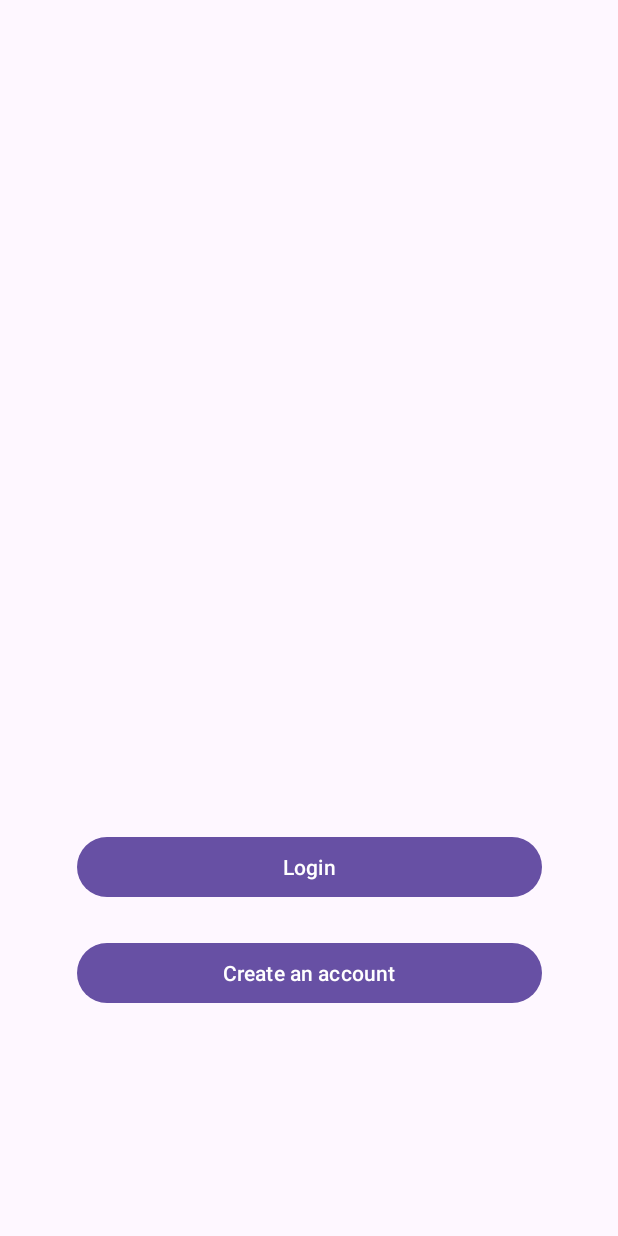
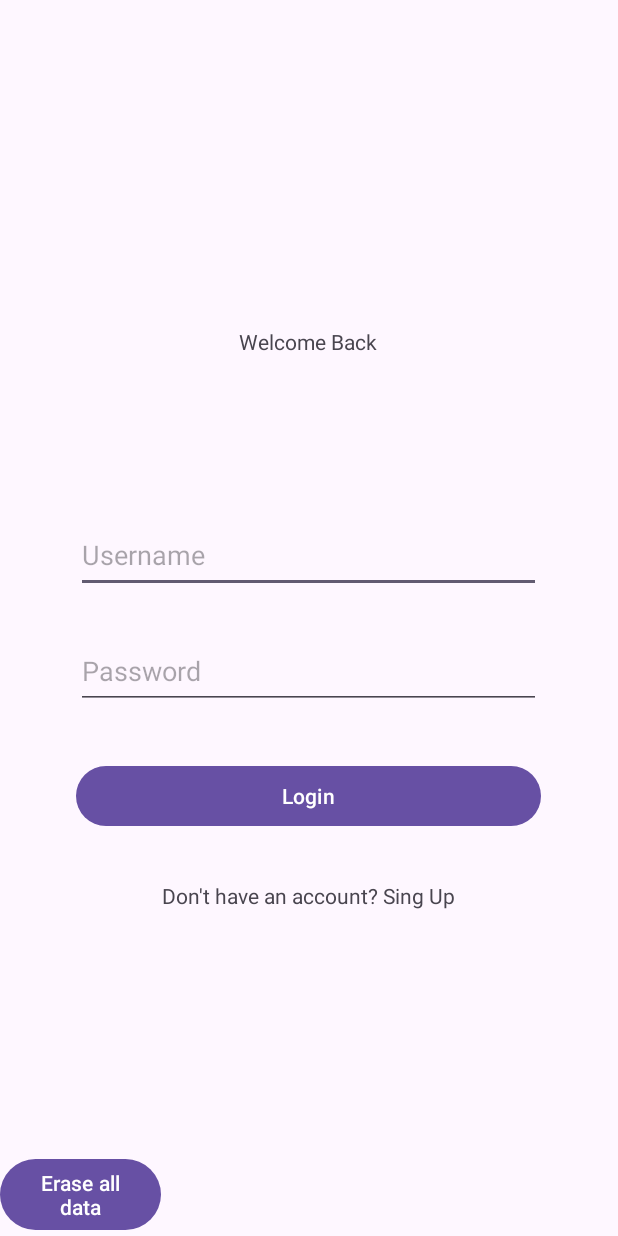
Before and after one commit to jorgeizaguirree/Android_app, an Android app: the screen it shows after launch (LogInScreen), on a phone screen of 412 x 824 dp. Run offline under Robolectric (Android 15) with nearby library versions, the phone set to English and light mode, and no system bars.

Commit message:
Arreglos varios

```diff
--- a/app/src/main/java/upm/es/proyecto_app/LogInScreen.java
+++ b/app/src/main/java/upm/es/proyecto_app/LogInScreen.java
@@ -4,6 +4,7 @@ import android.content.Intent;
 import android.os.Bundle;
 import android.widget.Button;
 import android.widget.EditText;
+import android.widget.TextView;
 import android.widget.Toast;
 
 import androidx.activity.EdgeToEdge;
@@ -22,8 +23,9 @@ import java.io.InputStreamReader;
 
 public class LogInScreen extends AppCompatActivity {
 
-    Button logInButton, signUpButton, eraseButton;
+    Button logInButton, eraseButton;
     EditText user, password;
+    TextView signUpText;
     int CORRECT = 1, PASS_WRONG = 2, USER_NOT_FOUND = 3;
     LoadLogInDetails load;
 
@@ -31,7 +33,7 @@ public class LogInScreen extends AppCompatActivity {
     @Override
     protected void onCreate(Bundle savedInstanceState) {
         super.onCreate(savedInstanceState);
-        setContentView(R.layout.activity_welcome_screen);
+        setContentView(R.layout.activity_log_in_screen);
         EdgeToEdge.enable(this);
         ViewCompat.setOnApplyWindowInsetsListener(findViewById(R.id.main), (v, insets) -> {
             Insets systemBars = insets.getInsets(WindowInsetsCompat.Type.systemBars());
@@ -39,10 +41,12 @@ public class LogInScreen extends AppCompatActivity {
             return insets;
         });
         logInButton = findViewById(R.id.logInScreen_btn_logIN);
-        signUpButton = findViewById(R.id.logInScreen_btn_signUP);
-        eraseButton = findViewById(R.id.logInScreen_btn_erase_data);
+        signUpText = findViewById(R.id.logInScreen_txt_signUpText);
+        eraseButton = findViewById(R.id.logInScreen_btn_eraseData);
         user = findViewById(R.id.logInScreen_txt_user);
-        password = findViewById(R.id.editTextTextPassword);
+        password = findViewById(R.id.logInScreen_txt_password);
+
+
         load = new LoadLogInDetails();
 
         File internalStorageDir = getFilesDir();
@@ -76,13 +80,13 @@ public class LogInScreen extends AppCompatActivity {
                 } else if (result == USER_NOT_FOUND) {
                     user.setError("User not found");
                     password.setText("");
-                } else {
+                } else if (result == PASS_WRONG){
                     password.setError("Wrong password");
                     password.setText("");
                 }
             }
         });
-        signUpButton.setOnClickListener(view -> {
+        signUpText.setOnClickListener(view -> {
             Intent intent = new Intent(LogInScreen.this, sign_up_screen.class);
             intent.putExtra("user", user.getText().toString());
             startActivity(intent);
--- a/app/src/main/res/layout/activity_log_in_screen.xml
+++ b/app/src/main/res/layout/activity_log_in_screen.xml
@@ -24,7 +24,7 @@
 
     <!-- Password Field -->
     <EditText
-        android:id="@+id/editTextTextPassword"
+        android:id="@+id/logInScreen_txt_password"
         android:layout_width="310dp"
         android:layout_height="50dp"
         android:ems="10"
@@ -51,8 +51,21 @@
         app:layout_constraintVertical_bias="0.653" />
 
     <!-- Sing Up Text -->
+
+    <Button
+        android:id="@+id/logInScreen_btn_eraseData"
+        android:layout_width="107dp"
+        android:layout_height="55dp"
+        android:text="Erase all data"
+        app:layout_constraintBottom_toBottomOf="parent"
+        app:layout_constraintEnd_toEndOf="parent"
+        app:layout_constraintHorizontal_bias="0.0"
+        app:layout_constraintStart_toStartOf="parent"
+        app:layout_constraintTop_toTopOf="parent"
+        app:layout_constraintVertical_bias="1.0" />
+
     <TextView
-        android:id="@+id/textView"
+        android:id="@+id/logInScreen_txt_signUpText"
         android:layout_width="wrap_content"
         android:layout_height="wrap_content"
         android:text="Don't have an account? Sing Up"
@@ -65,7 +78,7 @@
 
     <!-- Welcome Text -->
     <TextView
-        android:id="@+id/textView3"
+        android:id="@+id/logInScreen_txt_welcome"
         android:layout_width="wrap_content"
         android:layout_height="wrap_content"
         android:text="Welcome Back"
```
Also changed, not shown: app/src/main/java/upm/es/proyecto_app/home_screen.java (+1 -14 lines).
